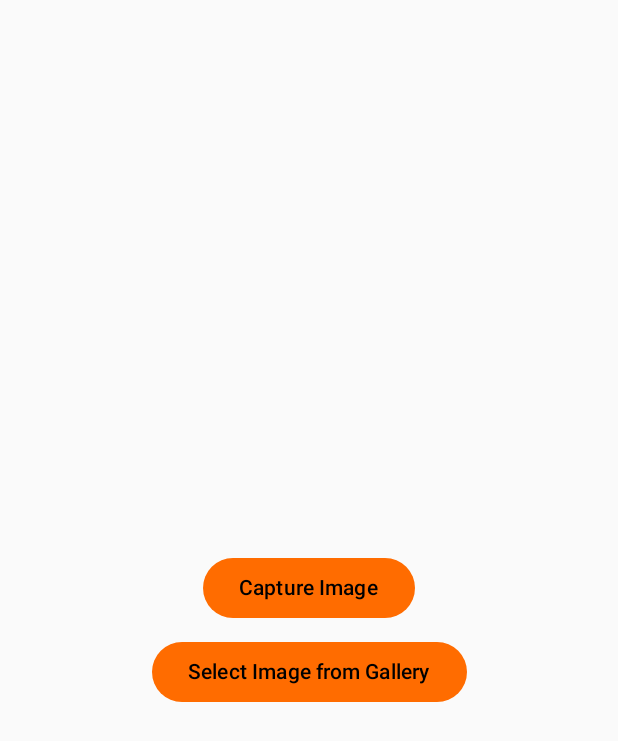
After one commit to frankie336/QAiMobile, an Android app built with Jetpack Compose: the ImageHandlingActivity screen opened directly, with no data from a screen before it, on a phone screen of 412 x 824 dp. The commit adds this screen. Shown: the top 741 px of the screen. Run offline under Robolectric (Android 15) with nearby library versions, the phone set to English and light mode, and no system bars; our stand-ins replace accompanist; pictures from the network do not load.

Commit message:
image-insertion-phase-1

```diff
--- a/app/build.gradle.kts
+++ b/app/build.gradle.kts
@@ -125,12 +125,12 @@ dependencies {
     implementation("org.jetbrains.kotlinx:kotlinx-coroutines-core:1.5.2")
     implementation("org.jetbrains.kotlinx:kotlinx-coroutines-play-services:1.1.1")
 
-    //Vector files
+    // Vector files
     implementation("androidx.lifecycle:lifecycle-livedata-ktx:2.5.1")
     implementation("androidx.lifecycle:lifecycle-viewmodel-compose:2.5.1")
 
-
-
+    // FileProvider for image capture
+    implementation("androidx.core:core-ktx:1.7.0")
 }
 
 ksp {
--- /dev/null
+++ b/app/src/main/java/com/app/qaimobile/BuildConfig.kt
@@ -0,0 +1,5 @@
+package com.app.qaimobile
+
+class BuildConfig {
+
+}
--- a/app/src/main/java/com/app/qaimobile/ui/MainActivity.kt
+++ b/app/src/main/java/com/app/qaimobile/ui/MainActivity.kt
@@ -1,6 +1,7 @@
 package com.app.qaimobile.ui
 
 import android.Manifest
+import android.content.Intent
 import android.content.pm.PackageManager
 import android.os.Build
 import android.os.Bundle
@@ -16,6 +17,7 @@ import androidx.core.content.ContextCompat
 import androidx.core.splashscreen.SplashScreen.Companion.installSplashScreen
 import androidx.lifecycle.lifecycleScope
 import androidx.navigation.compose.NavHost
+import androidx.navigation.compose.composable
 import androidx.navigation.compose.rememberNavController
 import com.app.qaimobile.data.model.network.LocationUpdateRequest
 import com.app.qaimobile.data.remote.ApiService
@@ -25,6 +27,7 @@ import com.app.qaimobile.navigation.appNavGraph
 import com.app.qaimobile.ui.destinations.HomeScreenDestination
 import com.app.qaimobile.ui.destinations.LoginScreenDestination
 import com.app.qaimobile.ui.destinations.SplashScreenDestination
+import com.app.qaimobile.ui.image_handling.ImageHandlingScreen
 import com.app.qaimobile.ui.theme.QAiMobileTheme
 import com.app.qaimobile.util.location.LocationManager
 import dagger.hilt.android.AndroidEntryPoint
@@ -76,6 +79,9 @@ class MainActivity : ComponentActivity() {
                     startDestination = APP_NAV_GRAPH_ROUTE,
                 ) {
                     appNavGraph(navController, SplashScreenDestination.route)
+                    composable("imageHandling") {
+                        ImageHandlingScreen()
+                    }
                 }
             }
         }
--- /dev/null
+++ b/app/src/main/java/com/app/qaimobile/ui/image_handling/ImageHandlingActivity.kt
@@ -0,0 +1,17 @@
+package com.app.qaimobile.ui.image_handling
+
+import android.os.Bundle
+import androidx.activity.ComponentActivity
+import androidx.activity.compose.setContent
+import com.app.qaimobile.ui.theme.QAiMobileTheme
+
+class ImageHandlingActivity : ComponentActivity() {
+    override fun onCreate(savedInstanceState: Bundle?) {
+        super.onCreate(savedInstanceState)
+        setContent {
+            QAiMobileTheme {
+                ImageHandlingScreen()
+            }
+        }
+    }
+}
--- /dev/null
+++ b/app/src/main/java/com/app/qaimobile/ui/image_handling/ImageHandlingScreen.kt
@@ -0,0 +1,65 @@
+package com.app.qaimobile.ui.image_handling
+
+import androidx.activity.compose.rememberLauncherForActivityResult
+import androidx.activity.result.contract.ActivityResultContracts
+import androidx.compose.foundation.layout.*
+import androidx.compose.material3.Button
+import androidx.compose.material3.Text
+import androidx.compose.runtime.Composable
+import androidx.compose.runtime.LaunchedEffect
+import androidx.compose.ui.Alignment
+import androidx.compose.ui.Modifier
+import androidx.compose.ui.layout.ContentScale
+import androidx.compose.ui.unit.dp
+import androidx.lifecycle.viewmodel.compose.viewModel
+import coil.compose.AsyncImage
+
+@Composable
+fun ImageHandlingScreen(viewModel: ImageViewModel = viewModel()) {
+    val captureImageLauncher = rememberLauncherForActivityResult(ActivityResultContracts.StartActivityForResult()) { result ->
+        if (result.resultCode == android.app.Activity.RESULT_OK) {
+            viewModel.imageUri?.let { /* Handle the captured image URI */ }
+        }
+    }
+
+    val selectImageLauncher = rememberLauncherForActivityResult(ActivityResultContracts.StartActivityForResult()) { result ->
+        if (result.resultCode == android.app.Activity.RESULT_OK && result.data != null) {
+            viewModel.imageUri = result.data!!.data
+        }
+    }
+
+    LaunchedEffect(Unit) {
+        viewModel.initialize(captureImageLauncher, selectImageLauncher)
+    }
+
+    Column(
+        modifier = Modifier
+            .fillMaxSize()
+            .padding(16.dp),
+        verticalArrangement = Arrangement.Center,
+        horizontalAlignment = Alignment.CenterHorizontally
+    ) {
+        viewModel.imageUri?.let {
+            AsyncImage(
+                model = it,
+                contentDescription = null,
+                modifier = Modifier
+                    .fillMaxWidth()
+                    .height(300.dp),
+                contentScale = ContentScale.Crop
+            )
+        }
+
+        Spacer(modifier = Modifier.height(16.dp))
+
+        Button(onClick = { viewModel.captureImage() }) {
+            Text("Capture Image")
+        }
+
+        Spacer(modifier = Modifier.height(8.dp))
+
+        Button(onClick = { viewModel.selectImageFromGallery() }) {
+            Text("Select Image from Gallery")
+        }
+    }
+}
--- /dev/null
+++ b/app/src/main/java/com/app/qaimobile/ui/image_handling/ImageViewModel.kt
@@ -0,0 +1,47 @@
+package com.app.qaimobile.ui.image_handling
+
+import android.app.Application
+import android.content.Intent
+import android.net.Uri
+import android.provider.MediaStore
+import androidx.activity.result.ActivityResultLauncher
+import androidx.core.content.FileProvider
+import androidx.lifecycle.AndroidViewModel
+import com.app.qaimobile.BuildConfig
+import java.io.File
+
+class ImageViewModel(application: Application) : AndroidViewModel(application) {
+    var imageUri: Uri? = null
+
+    lateinit var captureImageResultLauncher: ActivityResultLauncher<Intent>
+    lateinit var selectImageResultLauncher: ActivityResultLauncher<Intent>
+
+    fun initialize(
+        captureImageResultLauncher: ActivityResultLauncher<Intent>,
+        selectImageResultLauncher: ActivityResultLauncher<Intent>
+    ) {
+        this.captureImageResultLauncher = captureImageResultLauncher
+        this.selectImageResultLauncher = selectImageResultLauncher
+    }
+
+    fun captureImage() {
+        val captureIntent = Intent(MediaStore.ACTION_IMAGE_CAPTURE)
+        val imageFile = File(getApplication<Application>().getExternalFilesDir(null), "image.jpg")
+        imageUri = FileProvider.getUriForFile(
+            getApplication(),
+            "${getApplication<Application>().packageName}.fileprovider",
+            imageFile
+        )
+        captureIntent.putExtra(MediaStore.EXTRA_OUTPUT, imageUri)
+        captureImageResultLauncher.launch(captureIntent)
+    }
+
+    fun selectImageFromGallery() {
+        val selectIntent = Intent(Intent.ACTION_PICK, MediaStore.Images.Media.EXTERNAL_CONTENT_URI)
+        selectImageResultLauncher.launch(selectIntent)
+    }
+
+    fun updateImageUri(uri: Uri?) {
+        imageUri = uri
+    }
+}
--- a/app/src/main/res/values/strings.xml
+++ b/app/src/main/res/values/strings.xml
@@ -17,11 +17,14 @@
     <string name="please_check_your_internet_connection">Please check your internet connection</string>
     <string name="slower_internet_connection">Slow internet connection</string>
     <string name="invalid_email_or_password">Invalid email or password</string>
-    <string name="unknown_error_occurred">An unknown error occurred</string> <!-- Corrected spelling -->
+    <string name="unknown_error_occurred">An unknown error occurred</string>
     <string name="something_went_wrong">Something went wrong</string>
     <string name="timeout_error">Timeout error</string>
     <string name="logged_out_successfully">Logged out successfully</string>
     <string name="no_browser_found">No browser found</string>
     <string name="remember_your_password">Remember your password?</string>
     <string name="log_in">Log in</string>
+    <string name="image_view_description">Image View</string>
+    <string name="capture_image">Capture Image</string>
+    <string name="select_image_from_gallery">Select Image from Gallery</string>
 </resources>
--- /dev/null
+++ b/app/src/main/res/xml/file_paths.xml
@@ -0,0 +1,4 @@
+<?xml version="1.0" encoding="utf-8"?>
+<paths xmlns:android="http://schemas.android.com/apk/res/android">
+    <cache-path name="images" path="images/"/>
+</paths>
```
Also changed, not shown: app/src/main/AndroidManifest.xml (+13 -0 lines), app/src/main/res/layout/activity_main.xml (added, +28 -0 lines).
